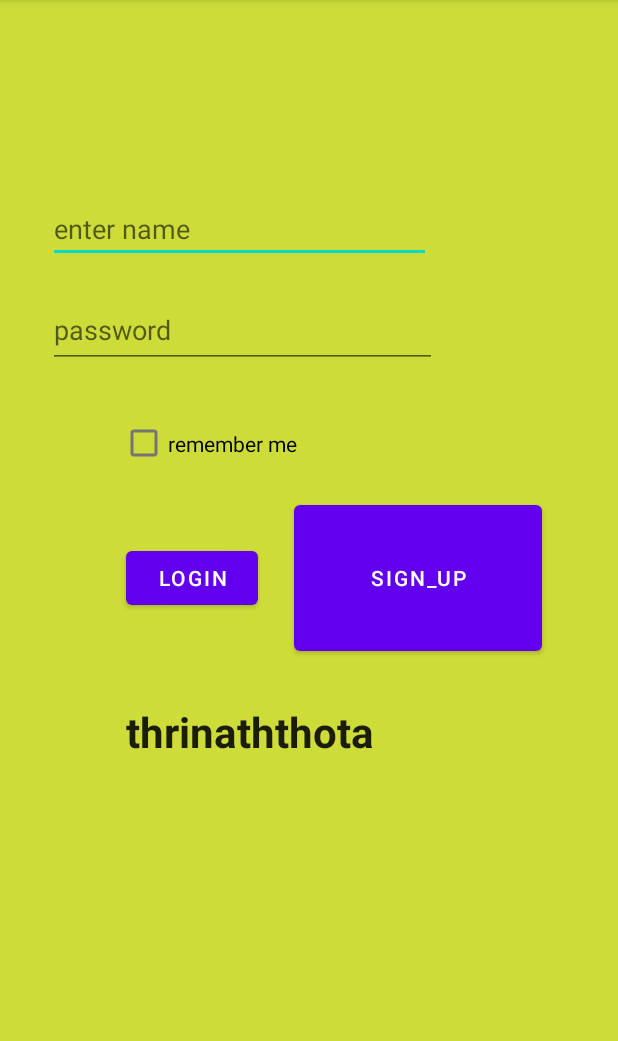
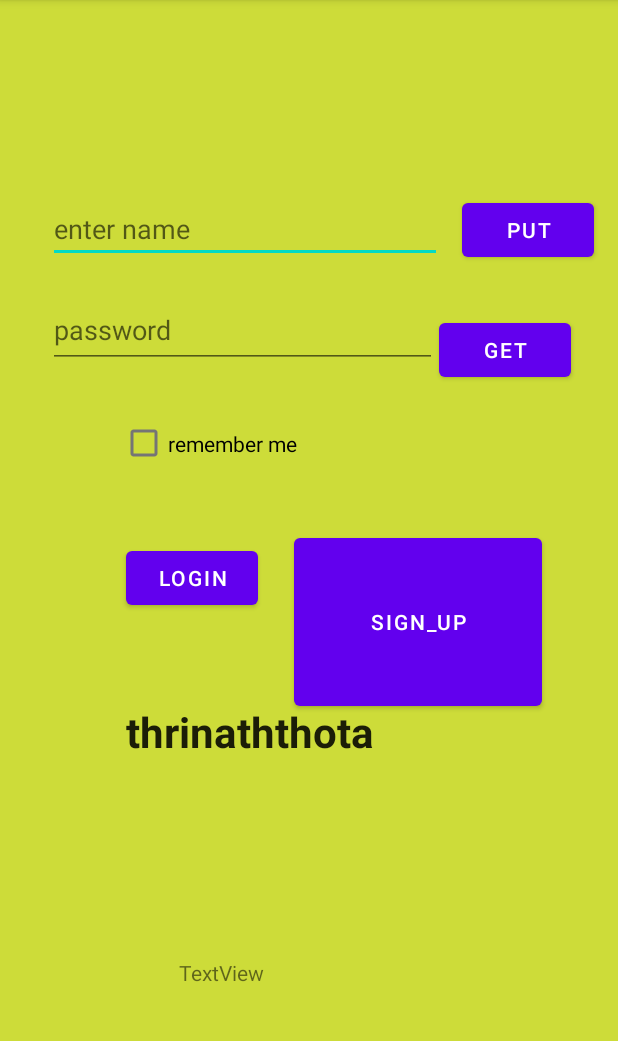
Before and after one commit to 99002768/LNTapp01, an Android app: the screen it shows after launch (MainActivity), on a phone screen of 412 x 824 dp, the part 84-1125 px from its top. Run offline under Robolectric (Android 15) with nearby library versions, the phone set to English and light mode, and no system bars.

Commit message:
added sql

```diff
--- a/app/src/main/AndroidManifest.xml
+++ b/app/src/main/AndroidManifest.xml
@@ -23,8 +23,7 @@
             </intent-filter>
         </receiver>
 
-        <activity android:name=".FetchBook" />
-        <activity android:name=".NetworkUtils" />
+
         <activity android:name=".AsyncActivity">
 
         </activity>
--- /dev/null
+++ b/app/src/main/java/com/example/lntapp/database/DbAccessObj.java
@@ -0,0 +1,18 @@
+package com.example.lntapp.database;
+
+/**
+ * thjis class will help me create/read/update/delete a row in the table
+ */
+public class DbAccessObj{
+
+    public DbAccessObj() {
+    }
+
+    private void openDb(){}
+    private void closeDb(){}
+    public void createRow(String title, String subtitle){}
+    private void readRow(){}
+    private void updateRow(){}
+    private void deleteRow(){}
+
+}
--- a/app/src/main/res/layout/activity_main.xml
+++ b/app/src/main/res/layout/activity_main.xml
@@ -9,15 +9,18 @@
 
     <EditText
         android:id="@+id/Name"
-        android:layout_width="255dp"
+        android:layout_width="0dp"
         android:layout_height="43dp"
+        android:layout_marginStart="32dp"
         android:layout_marginTop="132dp"
-        android:layout_marginEnd="4dp"
+        android:layout_marginEnd="13dp"
         android:ems="10"
         android:hint="enter name"
         android:inputType="textPersonName"
         android:text=""
         app:layout_constraintEnd_toEndOf="@+id/password"
+        app:layout_constraintEnd_toStartOf="@+id/buttonput"
+        app:layout_constraintStart_toStartOf="parent"
         app:layout_constraintTop_toTopOf="parent" />
 
     <EditText
@@ -61,12 +64,14 @@
     <Button
         android:id="@+id/button2"
         android:layout_width="165dp"
-        android:layout_height="109dp"
+        android:layout_height="0dp"
         android:layout_marginStart="24dp"
+        android:layout_marginBottom="150dp"
+        android:onClick="clickhandler"
         android:text="sign_up"
-        android:onClick="clickhandler"
-        app:layout_constraintBaseline_toBaselineOf="@+id/button"
-        app:layout_constraintStart_toEndOf="@+id/button" />
+        app:layout_constraintBottom_toTopOf="@+id/textViewdb"
+        app:layout_constraintStart_toEndOf="@+id/button"
+        app:layout_constraintTop_toBottomOf="@+id/buttonget" />
 
     <TextView
         android:id="@+id/thrinath"
@@ -77,4 +82,41 @@
         android:text="thrinaththota"
         app:layout_constraintStart_toStartOf="@+id/button"
         app:layout_constraintTop_toBottomOf="@+id/button" />
+
+    <Button
+        android:id="@+id/buttonput"
+        android:layout_width="wrap_content"
+        android:layout_height="wrap_content"
+        android:layout_marginTop="117dp"
+        android:layout_marginEnd="16dp"
+        android:layout_marginBottom="20dp"
+        android:text="put"
+        app:layout_constraintBottom_toTopOf="@+id/buttonget"
+        app:layout_constraintEnd_toEndOf="parent"
+        app:layout_constraintStart_toEndOf="@+id/Name"
+        app:layout_constraintTop_toTopOf="parent" />
+
+    <Button
+        android:id="@+id/buttonget"
+        android:layout_width="wrap_content"
+        android:layout_height="wrap_content"
+        android:layout_marginEnd="31dp"
+        android:layout_marginBottom="83dp"
+        android:text="get"
+        app:layout_constraintBottom_toTopOf="@+id/button2"
+        app:layout_constraintEnd_toEndOf="parent"
+        app:layout_constraintTop_toBottomOf="@+id/buttonput" />
+
+    <TextView
+        android:id="@+id/textViewdb"
+        android:layout_width="wrap_content"
+        android:layout_height="wrap_content"
+        android:layout_marginStart="119dp"
+        android:layout_marginBottom="98dp"
+        android:text="TextView"
+        app:layout_constraintBottom_toBottomOf="parent"
+        app:layout_constraintStart_toStartOf="parent"
+        app:layout_constraintTop_toBottomOf="@+id/button2" />
+
+
 </androidx.constraintlayout.widget.ConstraintLayout>
```
Also changed, not shown: app/src/main/java/com/example/lntapp/MainActivity.java (+16 -2 lines), app/src/main/java/com/example/lntapp/database/DbHelper.java (added, +53 -0 lines), app/src/main/java/com/example/lntapp/database/FeedReaderContract.java (added, +16 -0 lines).
